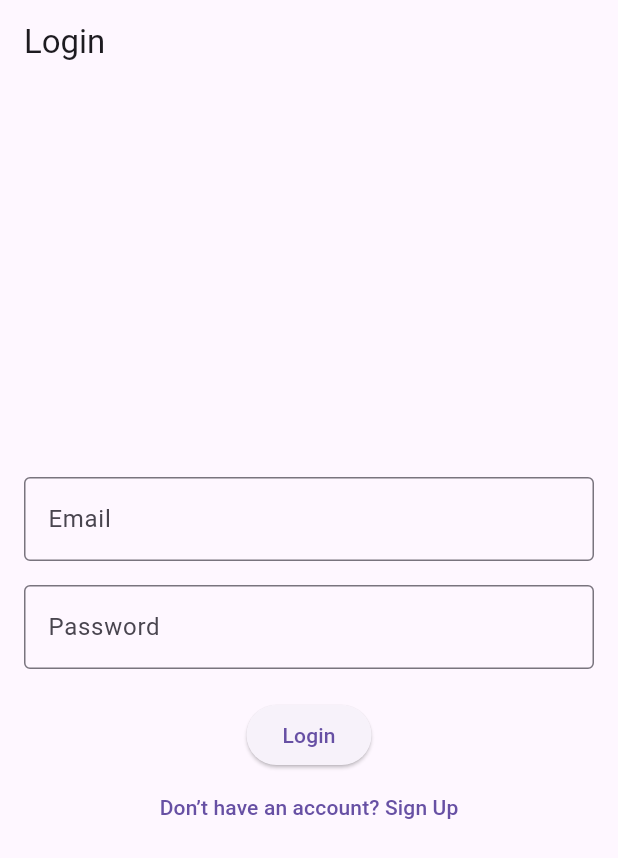
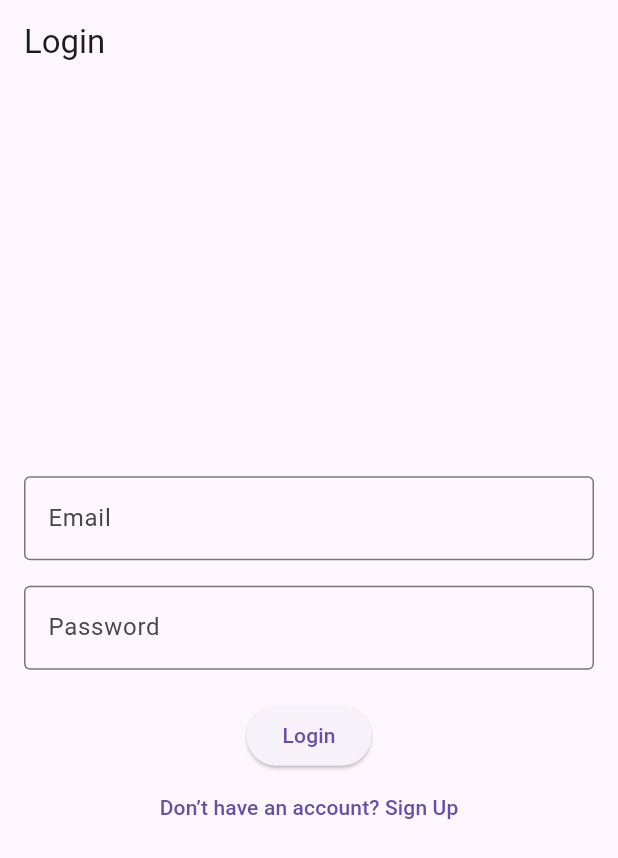
Before and after one commit to donsino/Futo-tenant-landlord-backend, a Flutter app: the screen it shows after launch, on a phone screen of 412 x 824 dp. Shown: the top 858 px of the screen. Run offline on Flutter 3.47's test engine with Material 3 defaults, Android fonts, the phone set to English and light mode, and no system bars.

Commit message:
new commit

```diff
--- a/lib/login_page.dart
+++ b/lib/login_page.dart
@@ -22,7 +22,7 @@ class LoginPage extends StatelessWidget {
                 border: OutlineInputBorder(),
               ),
             ),
-            SizedBox(height: 16.0),
+            SizedBox(height: 17.0),
             TextField(
               controller: passwordController,
               obscureText: true,
```
